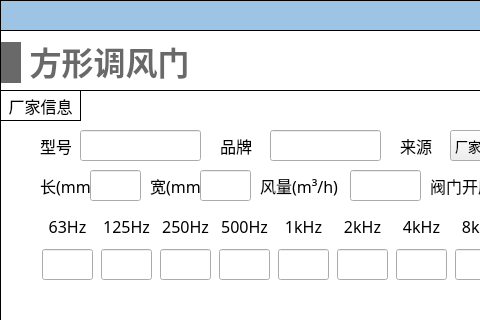
Old version of the form NoiseCalSoft/inputDialog/dialog_rect_damper.ui in the repository haobana/NoiCal; both pictures show x 0 to 480 and y 0 to 320 of the 651 by 561 pixel window.
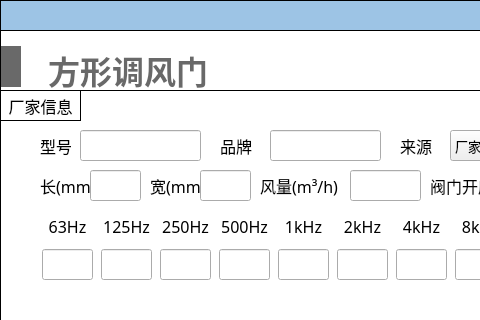
New version of the form. Icons and pictures are not drawn.

Patch:
```diff
--- a/NoiseCalSoft/inputDialog/dialog_rect_damper.ui
+++ b/NoiseCalSoft/inputDialog/dialog_rect_damper.ui
@@ -911,8 +911,8 @@
      <rect>
       <x>1</x>
       <y>10</y>
-      <width>191</width>
-      <height>45</height>
+      <width>228</width>
+      <height>54</height>
      </rect>
     </property>
     <layout class="QHBoxLayout" name="horizontalLayout_20">
@@ -947,6 +947,7 @@
         <font>
          <family>Microsoft YaHei</family>
          <pointsize>24</pointsize>
+         <weight>75</weight>
          <bold>true</bold>
         </font>
        </property>
```
Left out of the diff: 20 changed lines with no effect on the pictures.
